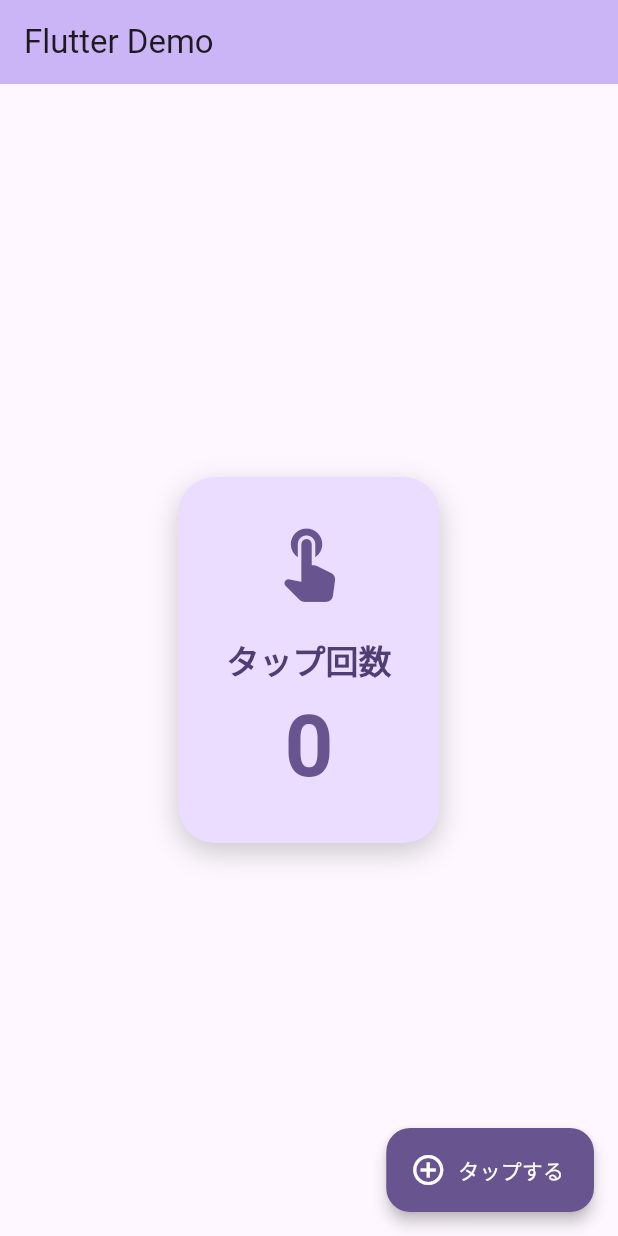
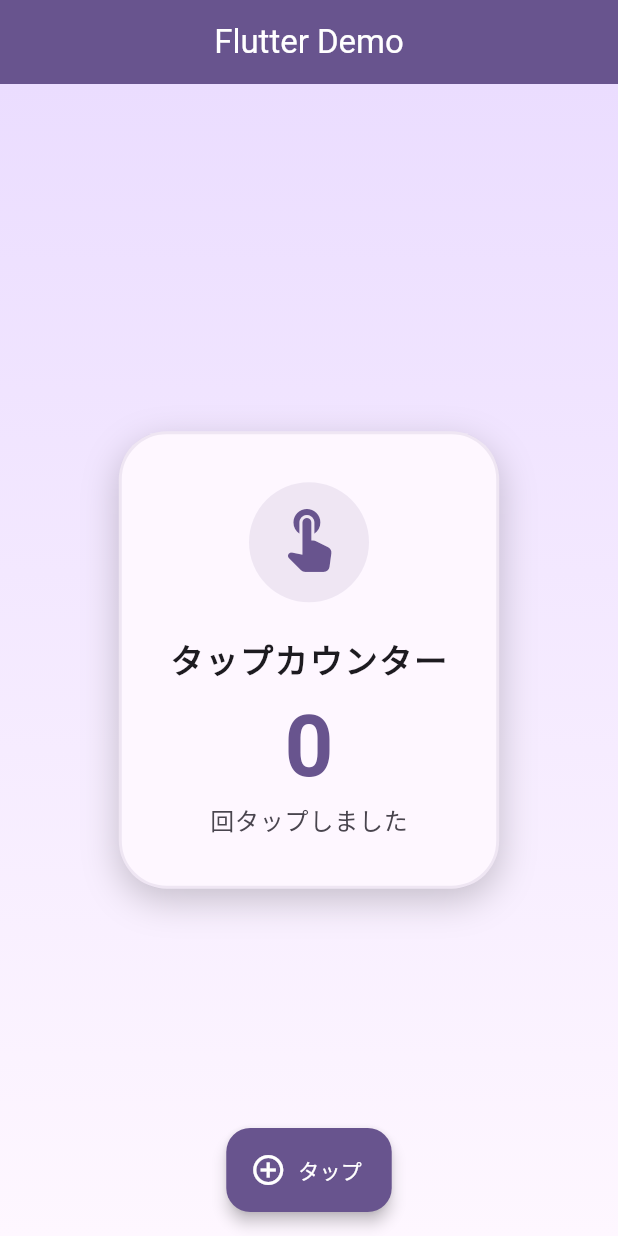
Before and after one commit to Koichi5/cursor_agent_sample, a Flutter app: the screen it shows after launch, on a phone screen of 412 x 824 dp. Run offline on Flutter 3.47's test engine with Material 3 defaults, Android fonts, the phone set to English and light mode, and no system bars.

Commit message:
feat: Enhance home page UI with gradient and improved layout

```diff
--- a/lib/views/my_home_page/my_home_page.dart
+++ b/lib/views/my_home_page/my_home_page.dart
@@ -22,11 +22,24 @@ class _MyHomePageState extends State<MyHomePage> {
     final theme = Theme.of(context);
     return Scaffold(
       appBar: AppBar(
-        backgroundColor: theme.colorScheme.inversePrimary,
+        backgroundColor: theme.colorScheme.primary,
+        foregroundColor: theme.colorScheme.onPrimary,
         title: Text(widget.title),
-        elevation: 2,
+        elevation: 4,
+        centerTitle: true,
       ),
-      body: Center(
+      body: Container(
+        decoration: BoxDecoration(
+          gradient: LinearGradient(
+            begin: Alignment.topCenter,
+            end: Alignment.bottomCenter,
+            colors: [
+              theme.colorScheme.primaryContainer,
+              theme.colorScheme.surface,
+            ],
+          ),
+        ),
+        child: Center(
           child: Column(
             mainAxisAlignment: MainAxisAlignment.center,
             children: <Widget>[
@@ -34,44 +47,65 @@ class _MyHomePageState extends State<MyHomePage> {
                 padding: const EdgeInsets.all(32.0),
                 margin: const EdgeInsets.symmetric(horizontal: 24.0),
                 decoration: BoxDecoration(
-                color: theme.colorScheme.primaryContainer,
-                borderRadius: BorderRadius.circular(24.0),
+                  color: theme.colorScheme.surface,
+                  borderRadius: BorderRadius.circular(32.0),
                   boxShadow: [
                     BoxShadow(
                       color: theme.shadowColor.withOpacity(0.2),
-                    blurRadius: 15,
-                    offset: const Offset(0, 6),
+                      blurRadius: 20,
+                      offset: const Offset(0, 8),
                     ),
                   ],
+                  border: Border.all(
+                    color: theme.colorScheme.primary.withOpacity(0.1),
+                    width: 2,
+                  ),
                 ),
                 child: Column(
                   mainAxisSize: MainAxisSize.min,
                   children: [
-                  Icon(
+                    Container(
+                      padding: const EdgeInsets.all(16),
+                      decoration: BoxDecoration(
+                        color: theme.colorScheme.primary.withOpacity(0.1),
+                        shape: BoxShape.circle,
+                      ),
+                      child: Icon(
                         Icons.touch_app_rounded,
-                    size: 56,
+                        size: 48,
                         color: theme.colorScheme.primary,
                       ),
-                  const SizedBox(height: 20),
+                    ),
+                    const SizedBox(height: 24),
                     Text(
-                    'タップ回数',
+                      'タップカウンター',
                       style: theme.textTheme.titleLarge?.copyWith(
-                      color: theme.colorScheme.onPrimaryContainer,
+                        color: theme.colorScheme.onSurface,
                         fontWeight: FontWeight.w600,
+                        letterSpacing: 1.2,
                       ),
                     ),
-                  const SizedBox(height: 12),
+                    const SizedBox(height: 16),
                     Text(
                       '$_counter',
                       style: theme.textTheme.displayLarge?.copyWith(
                         color: theme.colorScheme.primary,
                         fontWeight: FontWeight.bold,
+                        height: 1,
+                      ),
+                    ),
+                    const SizedBox(height: 8),
+                    Text(
+                      '回タップしました',
+                      style: theme.textTheme.bodyLarge?.copyWith(
+                        color: theme.colorScheme.onSurfaceVariant,
                       ),
                     ),
                   ],
                 ),
               ),
             ],
+          ),
         ),
       ),
       floatingActionButton: FloatingActionButton.extended(
@@ -81,8 +115,9 @@ class _MyHomePageState extends State<MyHomePage> {
         foregroundColor: theme.colorScheme.onPrimary,
         elevation: 4,
         icon: const Icon(Icons.add_circle_outline),
-        label: const Text('タップする'),
+        label: const Text('タップ'),
       ),
+      floatingActionButtonLocation: FloatingActionButtonLocation.centerFloat,
     );
   }
 }
```
Lines whose indentation alone changed are shown as unchanged.
